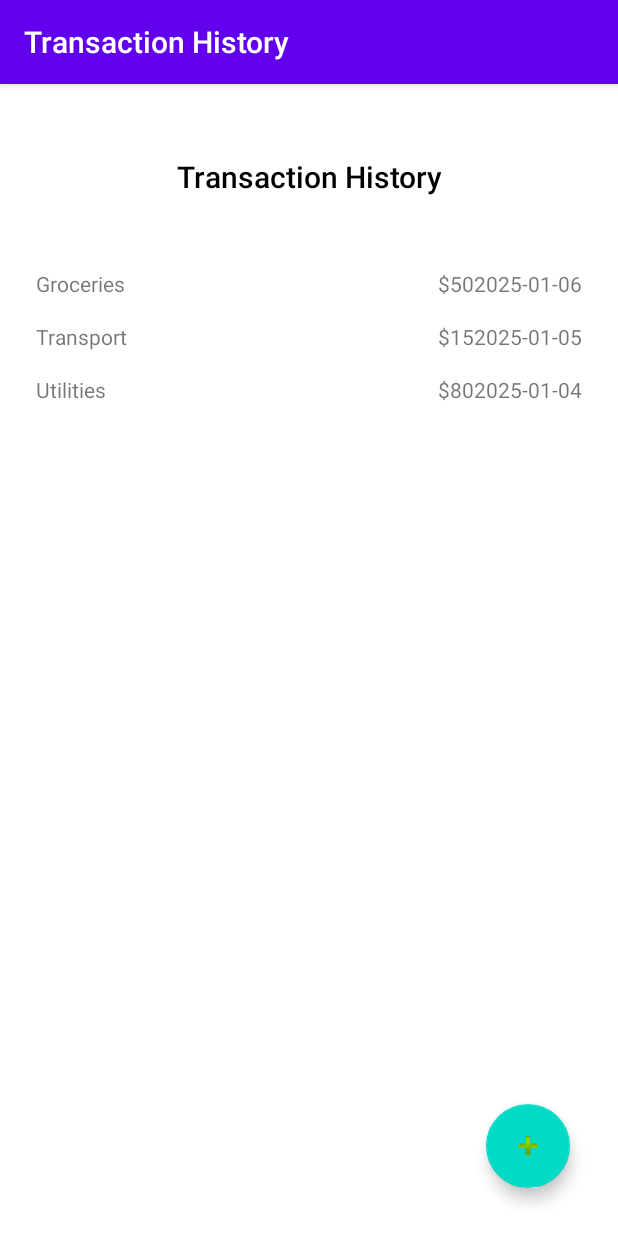
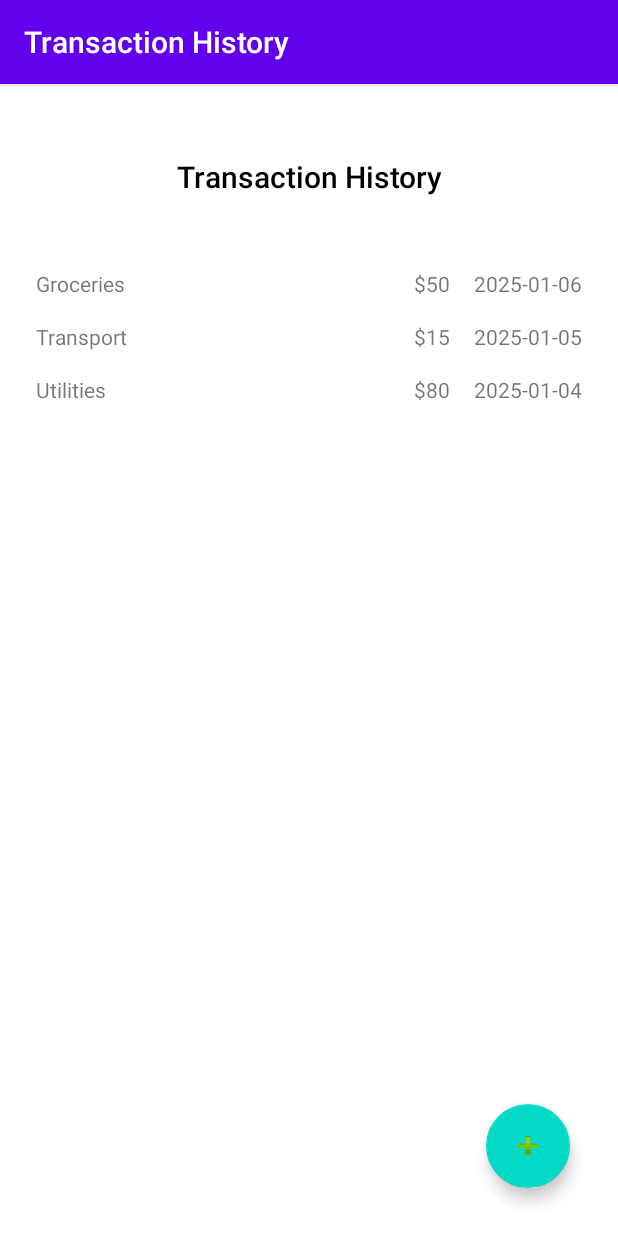
Before and after one commit to Rachad04/AndroidFianleRachadAndGeorges, an Android app built with Jetpack Compose: the TransactionHistoryActivity screen opened directly, with no data from a screen before it, on a phone screen of 412 x 824 dp. Run offline under Robolectric (Android 15) with nearby library versions, the phone set to English and light mode, and no system bars.

```diff
--- a/app/src/main/res/layout/transaction_item.xml
+++ b/app/src/main/res/layout/transaction_item.xml
@@ -11,7 +11,7 @@
         android:layout_weight="1"
         android:text="Activity Description"
         android:importantForAccessibility="yes"
-        android:contentDescription="Activity Description"/>
+        android:contentDescription="Activity Description" />
 
     <TextView
         android:id="@+id/transactionAmount"
@@ -19,7 +19,8 @@
         android:layout_height="wrap_content"
         android:text="$Amount"
         android:importantForAccessibility="yes"
-        android:contentDescription="Transaction Amount"/>
+        android:contentDescription="Transaction Amount"
+        android:layout_marginEnd="16dp" />
 
     <TextView
         android:id="@+id/transactionDate"
@@ -27,5 +28,5 @@
         android:layout_height="wrap_content"
         android:text="Date"
         android:importantForAccessibility="yes"
-        android:contentDescription="Transaction Date"/>
+        android:contentDescription="Transaction Date" />
 </LinearLayout>
```
Also changed, not shown: app/src/main/java/com/usj/midtermrachadsouaiby/TransactionHistoryActivity.kt (+36 -6 lines).
